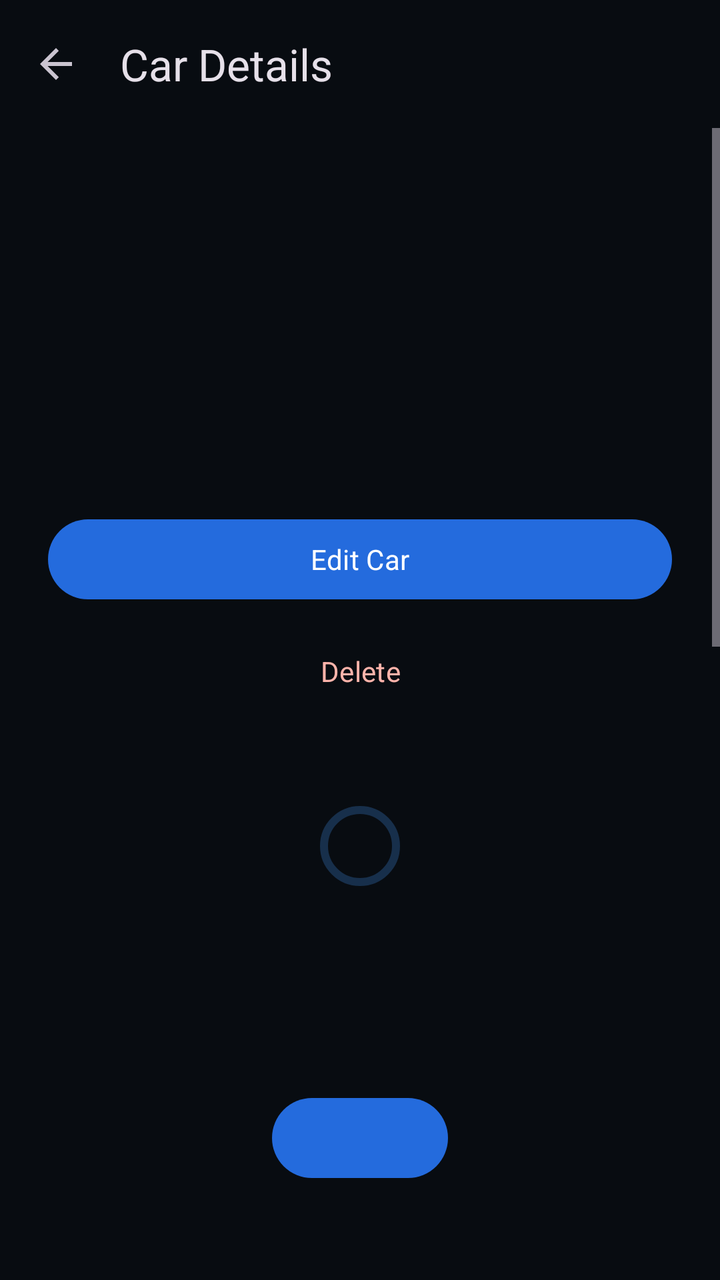
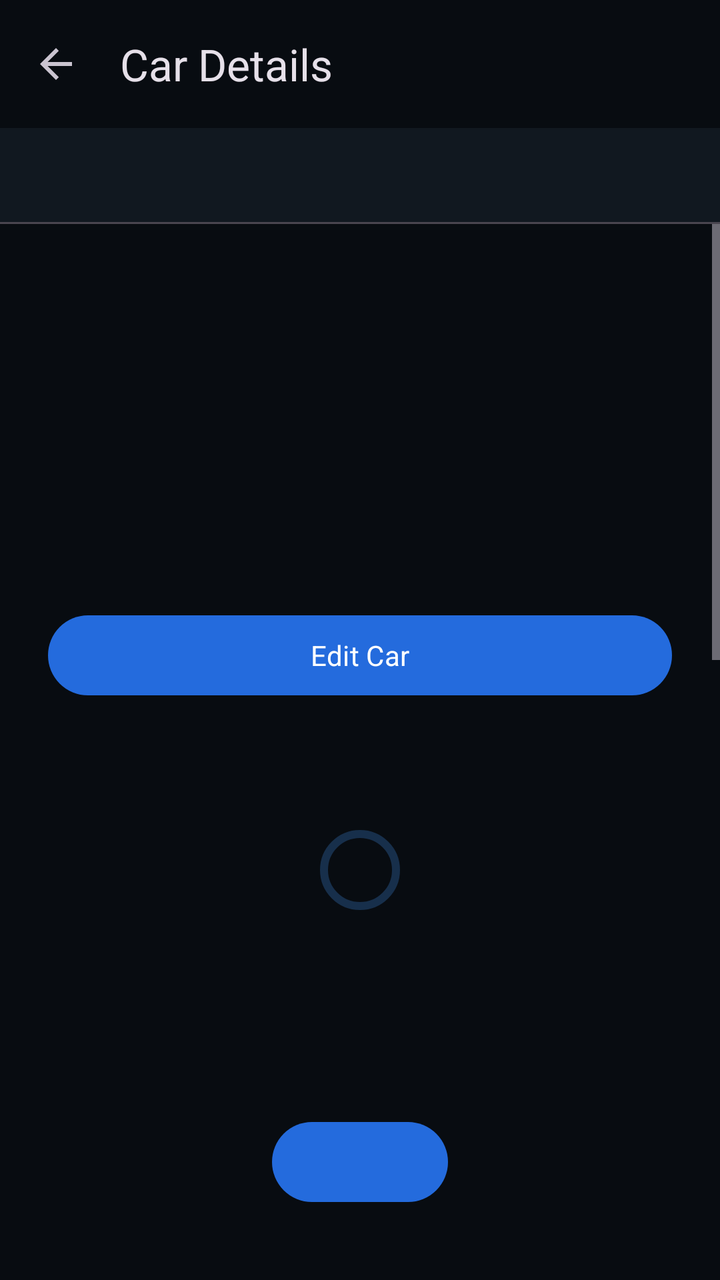

Compare the two renders of this Android layout. The source of the first and the diff that turns it into the second are given below.
<!-- AndroidManifest.xml: application theme Theme.Corsa -->
<!-- res/layout/fragment_vehicle_details.xml -->
<?xml version="1.0" encoding="utf-8"?>
<LinearLayout xmlns:android="http://schemas.android.com/apk/res/android" xmlns:app="http://schemas.android.com/apk/res-auto"
    android:layout_width="match_parent" android:layout_height="match_parent" android:background="@color/corsa_background" android:orientation="vertical">
    <com.google.android.material.appbar.MaterialToolbar android:id="@+id/toolbar" android:layout_width="match_parent" android:layout_height="wrap_content" app:title="@string/vehicle_details_title" app:navigationIcon="?attr/homeAsUpIndicator" />
    <ScrollView android:id="@+id/detailsContent" android:layout_width="match_parent" android:layout_height="0dp" android:layout_weight="1" android:fillViewport="true">
        <LinearLayout android:layout_width="match_parent" android:layout_height="wrap_content" android:orientation="vertical" android:padding="24dp">
            <TextView android:id="@+id/vehicleName" android:layout_width="match_parent" android:layout_height="wrap_content" android:textAppearance="?attr/textAppearanceHeadlineMedium" />
            <TextView android:id="@+id/vehiclePlate" android:layout_width="match_parent" android:layout_height="wrap_content" android:layout_marginTop="12dp" android:textAppearance="?attr/textAppearanceBodyLarge" />
            <TextView android:id="@+id/vehicleMileage" android:layout_width="match_parent" android:layout_height="wrap_content" android:layout_marginTop="12dp" android:textAppearance="?attr/textAppearanceBodyLarge" />
            <TextView android:id="@+id/deleteError" android:layout_width="match_parent" android:layout_height="wrap_content" android:layout_marginTop="16dp" android:textColor="?attr/colorError" android:accessibilityLiveRegion="polite" />
            <com.google.android.material.button.MaterialButton android:id="@+id/editVehicle" android:layout_width="match_parent" android:layout_height="wrap_content" android:layout_marginTop="28dp" android:minHeight="48dp" android:text="@string/edit_vehicle" />
            <com.google.android.material.button.MaterialButton android:id="@+id/deleteVehicle" style="@style/Widget.Material3.Button.TextButton" android:layout_width="match_parent" android:layout_height="wrap_content" android:layout_marginTop="8dp" android:minHeight="48dp" android:text="@string/delete" android:textColor="?attr/colorError" />
        </LinearLayout>
    </ScrollView>
    <LinearLayout android:id="@+id/detailsStatus" android:layout_width="match_parent" android:layout_height="0dp" android:layout_weight="1" android:gravity="center" android:orientation="vertical" android:padding="24dp">
        <com.google.android.material.progressindicator.CircularProgressIndicator android:id="@+id/detailsProgress" android:layout_width="wrap_content" android:layout_height="wrap_content" />
        <TextView android:id="@+id/detailsStatusTitle" android:layout_width="wrap_content" android:layout_height="wrap_content" android:layout_marginTop="16dp" android:gravity="center" android:textAppearance="?attr/textAppearanceHeadlineSmall" />
        <TextView android:id="@+id/detailsStatusMessage" android:layout_width="wrap_content" android:layout_height="wrap_content" android:layout_marginTop="8dp" android:gravity="center" android:textAppearance="?attr/textAppearanceBodyLarge" />
        <com.google.android.material.button.MaterialButton android:id="@+id/detailsStatusAction" android:layout_width="wrap_content" android:layout_height="wrap_content" android:layout_marginTop="20dp" android:minHeight="48dp" />
    </LinearLayout>
</LinearLayout>
<!-- resources referenced by this layout -->
<resources>
  <color name="corsa_background">#080C11</color>
  <string name="delete">Delete</string>
  <string name="edit_vehicle">Edit Car</string>
  <string name="vehicle_details_title">Car Details</string>
  <style name="Theme.Corsa" parent="Theme.Corsa.EmptyDashboard">
          <item name="colorError">@color/corsa_error</item>
          <item name="colorSurfaceContainer">@color/corsa_surface</item>
          <item name="colorSurfaceContainerHigh">@color/corsa_surface_variant</item>
      </style>
  <style name="Theme.Corsa.EmptyDashboard" parent="Theme.Material3.Dark.NoActionBar">
  
          <item name="android:windowBackground">@color/dashboard_background</item>
          <item name="android:colorBackground">@color/dashboard_background</item>
          <item name="android:fontFamily">sans-serif</item>
  
          <item name="android:windowLightStatusBar">false</item>
          <item name="android:windowLightNavigationBar">false</item>
  
          <item name="colorSurface">@color/dashboard_surface</item>
          <item name="colorOnSurface">@color/dashboard_text</item>
          <item name="colorOnSurfaceVariant">@color/dashboard_text_secondary</item>
  
          <item name="colorPrimary">@color/dashboard_button</item>
          <item name="colorOnPrimary">@color/dashboard_on_button</item>
          <item name="colorPrimaryContainer">@color/dashboard_selection</item>
          <item name="colorOnPrimaryContainer">@color/dashboard_selected</item>
  
          <item name="colorSecondaryContainer">@color/dashboard_selection</item>
          <item name="colorOnSecondaryContainer">@color/dashboard_selected</item>
      </style>
  <color name="corsa_error">#FFB4AB</color>
  <color name="corsa_surface">#111820</color>
  <color name="corsa_surface_variant">#172F4B</color>
  <color name="dashboard_background">#080C11</color>
  <color name="dashboard_surface">#111820</color>
  <color name="dashboard_text">#F4F7FB</color>
  <color name="dashboard_text_secondary">#B8C2CE</color>
  <color name="dashboard_button">#246BDD</color>
  <color name="dashboard_on_button">#FFFFFF</color>
  <color name="dashboard_selection">#172F4B</color>
  <color name="dashboard_selected">#82B8FF</color>
</resources>

<!-- the commit's change to res/layout/fragment_vehicle_details.xml (unified diff, before → after) -->
@@ -2,6 +2,14 @@
 <LinearLayout xmlns:android="http://schemas.android.com/apk/res/android" xmlns:app="http://schemas.android.com/apk/res-auto"
     android:layout_width="match_parent" android:layout_height="match_parent" android:background="@color/corsa_background" android:orientation="vertical">
     <com.google.android.material.appbar.MaterialToolbar android:id="@+id/toolbar" android:layout_width="match_parent" android:layout_height="wrap_content" app:title="@string/vehicle_details_title" app:navigationIcon="?attr/homeAsUpIndicator" />
+    <com.google.android.material.tabs.TabLayout android:id="@+id/detailsTabs" android:layout_width="match_parent" android:layout_height="wrap_content" />
+    <ScrollView android:id="@+id/documentHistoryPanel" android:layout_width="match_parent" android:layout_height="0dp" android:layout_weight="1" android:visibility="gone">
+        <LinearLayout android:layout_width="match_parent" android:layout_height="wrap_content" android:orientation="vertical" android:padding="24dp">
+            <com.google.android.material.button.MaterialButton android:id="@+id/addDocument" android:layout_width="match_parent" android:layout_height="wrap_content" android:minHeight="48dp" android:text="@string/document_add" />
+            <TextView android:id="@+id/documentHistoryStatus" android:layout_width="match_parent" android:layout_height="wrap_content" android:minHeight="48dp" android:accessibilityLiveRegion="polite" />
+            <LinearLayout android:id="@+id/documentRows" android:layout_width="match_parent" android:layout_height="wrap_content" android:orientation="vertical" />
+        </LinearLayout>
+    </ScrollView>
     <ScrollView android:id="@+id/detailsContent" android:layout_width="match_parent" android:layout_height="0dp" android:layout_weight="1" android:fillViewport="true">
         <LinearLayout android:layout_width="match_parent" android:layout_height="wrap_content" android:orientation="vertical" android:padding="24dp">
             <TextView android:id="@+id/vehicleName" android:layout_width="match_parent" android:layout_height="wrap_content" android:textAppearance="?attr/textAppearanceHeadlineMedium" />
<!-- resource entries referenced after the edit -->
@@ -2,6 +2,7 @@
 <resources>
   <color name="corsa_background">#080C11</color>
   <string name="delete">Delete</string>
+  <string name="document_add">Add document</string>
   <string name="edit_vehicle">Edit Car</string>
   <string name="vehicle_details_title">Car Details</string>
   <style name="Theme.Corsa" parent="Theme.Corsa.EmptyDashboard">
